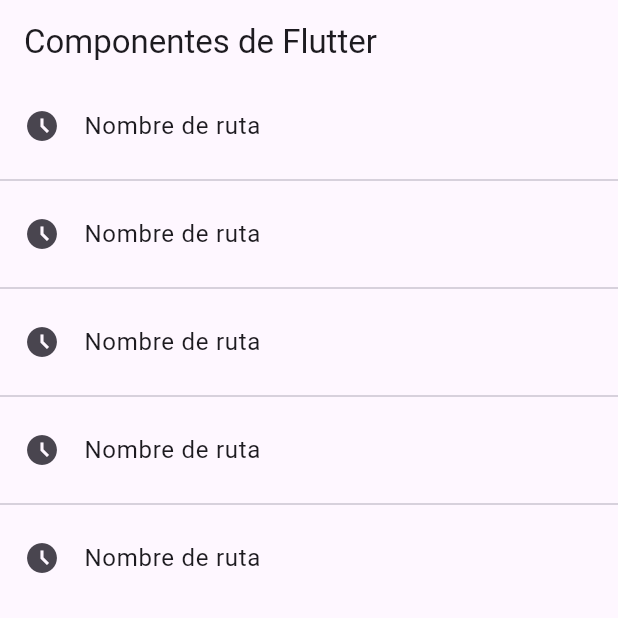
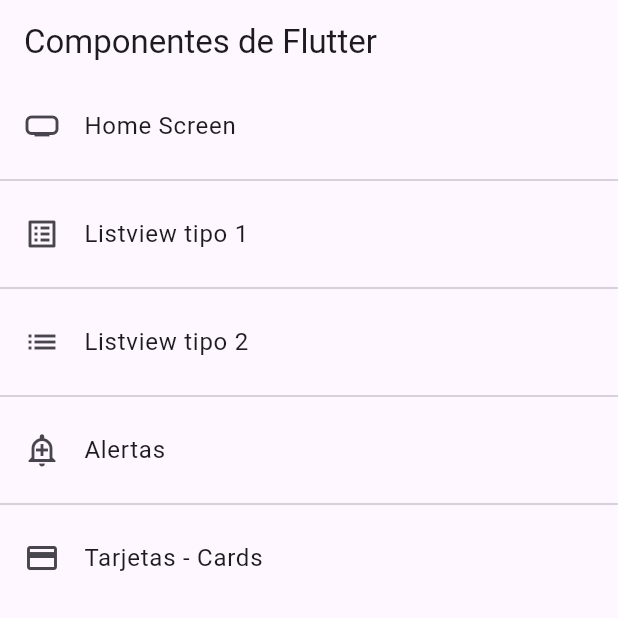
Before and after one commit to CisoUnlimited/fl_components_recu, a Flutter app: the screen it shows after launch, on a phone screen of 412 x 824 dp, the top half of it. Run offline on Flutter 3.47's test engine with Material 3 defaults, Android fonts, the phone set to English and light mode, and no system bars.

Commit message:
Hasta la página 40

```diff
--- a/lib/main.dart
+++ b/lib/main.dart
@@ -1,5 +1,5 @@
+import 'package:fl_components/router/app_routes.dart';
 import 'package:flutter/material.dart';
-import 'screens/screens.dart';
 
 void main() => runApp(const MyApp());
 
@@ -11,19 +11,9 @@ class MyApp extends StatelessWidget {
     return MaterialApp(
         debugShowCheckedModeBanner: false,
         title: 'Material App',
-        initialRoute: 'home',
-        routes: {
-          'listview1': (BuildContext context) => const Listview1Screen(),
-          'listview2': (BuildContext context) => const Listview2Screen(),
-          'alert': (BuildContext context) => const AlertScreen(),
-          'card': (BuildContext context) => const CardScreen(),
-          'home': (BuildContext context) => const HomeScreen(),
-        },
-        onGenerateRoute: (settings) {
-          return MaterialPageRoute(
-            builder: (context) => const AlertScreen()
-          );
-        }
-      );
+        initialRoute: AppRoutes.initialRoute,
+        routes: AppRoutes.getAppRoutes(),
+        onGenerateRoute: AppRoutes.onGenerateRoute,
+        );
   }
 }
--- /dev/null
+++ b/lib/models/menu_option.dart
@@ -0,0 +1,14 @@
+import 'package:flutter/material.dart';
+
+class MenuOption {
+  final String route;
+  final IconData icon;
+  final String name;
+  final Widget screen;
+
+  MenuOption(
+      {required this.route,
+      required this.icon,
+      required this.name,
+      required this.screen});
+}
--- /dev/null
+++ b/lib/models/models.dart
@@ -0,0 +1 @@
+export 'package:fl_components/models/menu_option.dart';
--- /dev/null
+++ b/lib/router/app_routes.dart
@@ -0,0 +1,44 @@
+import 'package:fl_components/models/models.dart';
+import 'package:flutter/material.dart';
+import 'package:fl_components/screens/screens.dart';
+
+class AppRoutes {
+  static const initialRoute = 'home';
+  static final menuOptions = <MenuOption>[
+    MenuOption(
+        route: 'home',
+        icon: Icons.home_max_sharp,
+        name: 'Home Screen',
+        screen: const HomeScreen()),
+    MenuOption(
+        route: 'listview1',
+        icon: Icons.list_alt,
+        name: 'Listview tipo 1',
+        screen: const Listview1Screen()),
+    MenuOption(
+        route: 'listview2',
+        icon: Icons.list,
+        name: 'Listview tipo 2',
+        screen: const Listview2Screen()),
+    MenuOption(
+        route: 'alert',
+        icon: Icons.add_alert_outlined,
+        name: 'Alertas',
+        screen: const AlertScreen()),
+    MenuOption(
+        route: 'card',
+        icon: Icons.credit_card,
+        name: 'Tarjetas - Cards',
+        screen: const CardScreen()),
+  ];
+  static Map<String, Widget Function(BuildContext)> getAppRoutes(){
+    Map<String, Widget Function(BuildContext)> appRoutes = {};
+    for (final option in menuOptions) {
+      appRoutes.addAll({option.route: (BuildContext context) => option.screen});
+    }
+    return appRoutes;
+  }
+  static Route<dynamic> onGenerateRoute(RouteSettings settings) {
+    return MaterialPageRoute(builder: (context) => const AlertScreen());
+  }
+}
--- a/lib/screens/home_screen.dart
+++ b/lib/screens/home_screen.dart
@@ -1,4 +1,4 @@
-import 'package:fl_components/screens/screens.dart';
+import 'package:fl_components/router/app_routes.dart';
 import 'package:flutter/material.dart';
 
 class HomeScreen extends StatelessWidget {
@@ -12,13 +12,12 @@ class HomeScreen extends StatelessWidget {
           elevation: 0,
         ),
         body: ListView.separated(
-          itemCount: 5,
+          itemCount: AppRoutes.menuOptions.length,
           itemBuilder: (context, index) => ListTile(
-            leading: const Icon(Icons.access_time_filled_outlined),
-            title: const Text('Nombre de ruta'),
+            leading: Icon(AppRoutes.menuOptions[index].icon),
+            title: Text(AppRoutes.menuOptions[index].name),
             onTap: () {
-              final route = MaterialPageRoute(builder: (context) => const Listview1Screen());
-              Navigator.pushNamed(context, 'card1234');
+              Navigator.pushNamed(context, AppRoutes.menuOptions[index].route);
             },
           ),
           separatorBuilder: (context, index) => const Divider(),
--- a/lib/screens/listview2_screen.dart
+++ b/lib/screens/listview2_screen.dart
@@ -9,7 +9,7 @@ class Listview2Screen extends StatelessWidget {
   Widget build(BuildContext context) {
     return Scaffold(
         appBar: AppBar(
-          title: const Text('Listview Tipo 1'),
+          title: const Text('Listview Tipo 2'),
         ),
         body: ListView.separated(
           itemCount: options.length,
```
